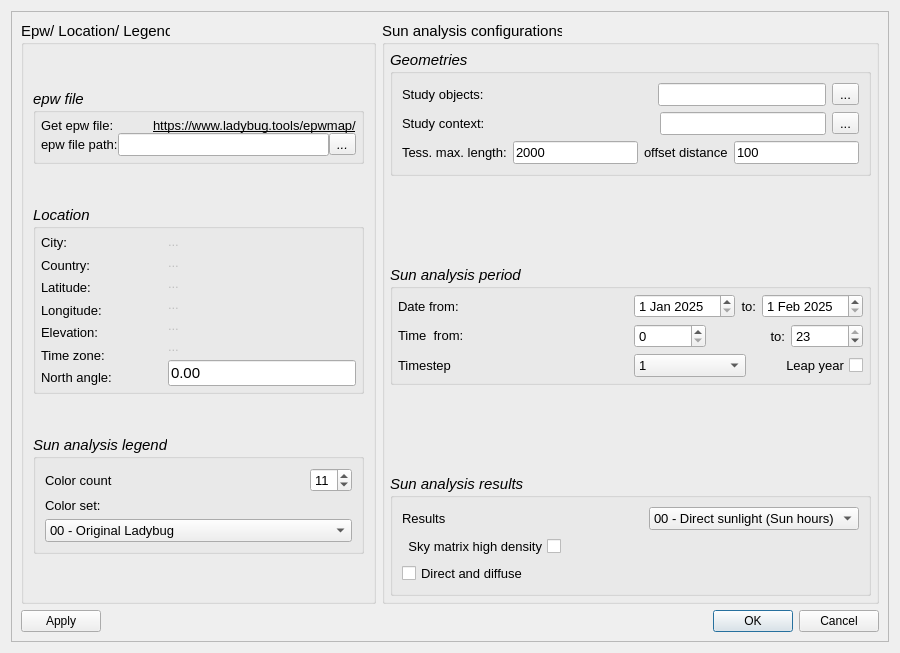
Above: freecad/Solar/SunAnalysis.ui from Francisco-Rosa/Solar before the change. Below: the same form after it.
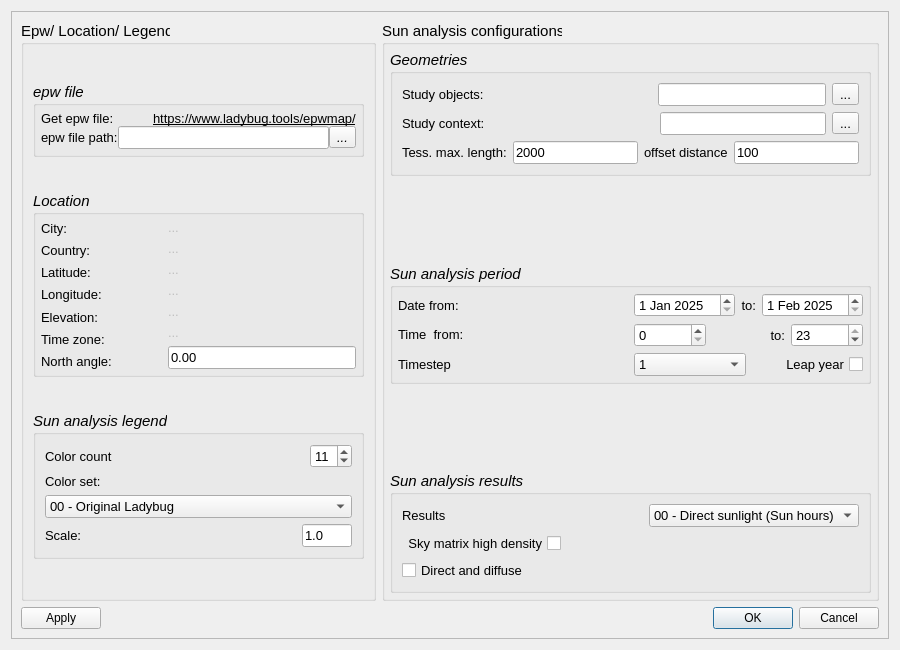
That is the form after the change.

```diff
--- a/freecad/Solar/SunAnalysis.ui
+++ b/freecad/Solar/SunAnalysis.ui
@@ -7,7 +7,7 @@
     <x>0</x>
     <y>0</y>
     <width>900</width>
-    <height>653</height>
+    <height>650</height>
    </rect>
   </property>
   <property name="sizePolicy">
@@ -33,8 +33,8 @@
        <rect>
         <x>0</x>
         <y>0</y>
-        <width>880</width>
-        <height>633</height>
+        <width>924</width>
+        <height>648</height>
        </rect>
       </property>
       <layout class="QGridLayout" name="gridLayout">
@@ -551,7 +551,7 @@
                        </property>
                        <property name="font">
                         <font>
-                         <pointsize>11</pointsize>
+                         <pointsize>10</pointsize>
                          <italic>false</italic>
                         </font>
                        </property>
@@ -593,7 +593,7 @@
                  <string>Sun analysis legend</string>
                 </property>
                 <layout class="QGridLayout" name="gridLayout_2">
-                 <item row="2" column="0">
+                 <item row="3" column="0">
                   <widget class="QComboBox" name="comboBox_color_set">
                    <property name="sizePolicy">
                     <sizepolicy hsizetype="Expanding" vsizetype="Fixed">
@@ -777,7 +777,7 @@
                    </item>
                   </widget>
                  </item>
-                 <item row="1" column="0">
+                 <item row="2" column="0">
                   <widget class="QLabel" name="label_color_set">
                    <property name="font">
                     <font>
@@ -843,6 +843,57 @@
                    </item>
                   </layout>
                  </item>
+                 <item row="4" column="0">
+                  <layout class="QHBoxLayout" name="horizontalLayout_3">
+                   <item>
+                    <widget class="QLabel" name="label_scale">
+                     <property name="font">
+                      <font>
+                       <pointsize>10</pointsize>
+                       <italic>false</italic>
+                      </font>
+                     </property>
+                     <property name="text">
+                      <string>Scale:</string>
+                     </property>
+                    </widget>
+                   </item>
+                   <item>
+                    <widget class="QLineEdit" name="lineEdit_scale">
+                     <property name="sizePolicy">
+                      <sizepolicy hsizetype="Minimum" vsizetype="Fixed">
+                       <horstretch>0</horstretch>
+                       <verstretch>0</verstretch>
+                      </sizepolicy>
+                     </property>
+                     <property name="maximumSize">
+                      <size>
+                       <width>50</width>
+                       <height>16777215</height>
+                      </size>
+                     </property>
+                     <property name="font">
+                      <font>
+                       <pointsize>10</pointsize>
+                       <italic>false</italic>
+                      </font>
+                     </property>
+                     <property name="toolTip">
+                      <string>Adjust the scale of the legends if necessary.</string>
+                     </property>
+                     <property name="layoutDirection">
+                      <enum>Qt::LeftToRight</enum>
+                     </property>
+                     <property name="text">
+                      <string>1.0</string>
+                     </property>
+                     <property name="alignment">
+                      <set>Qt::AlignLeading|Qt::AlignLeft|Qt::AlignVCenter</set>
+                     </property>
+                    </widget>
+                   </item>
+                  </layout>
+                 </item>
                 </layout>
                </widget>
               </item>
```
